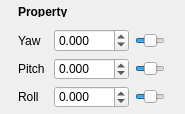
This is IntrinsicEd/src/IntrinsicEdPropertyEditorRotation.ui in begla/Intrinsic as Qt 5 draws it before an edit. The edited form follows.
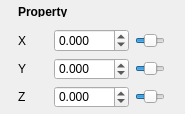
This is the edited form.

Commit message: Renamed yaw, pitch and roll to x, y and z

Diff of the .ui file:
```diff
--- a/IntrinsicEd/src/IntrinsicEdPropertyEditorRotation.ui
+++ b/IntrinsicEd/src/IntrinsicEdPropertyEditorRotation.ui
@@ -150,7 +150,7 @@
             </font>
            </property>
            <property name="text">
-            <string>Yaw</string>
+            <string>X</string>
            </property>
           </widget>
          </item>
@@ -219,7 +219,7 @@
             </size>
            </property>
            <property name="text">
-            <string>Pitch</string>
+            <string>Y</string>
            </property>
           </widget>
          </item>
@@ -288,7 +288,7 @@
             </size>
            </property>
            <property name="text">
-            <string>Roll</string>
+            <string>Z</string>
            </property>
           </widget>
          </item>
```
